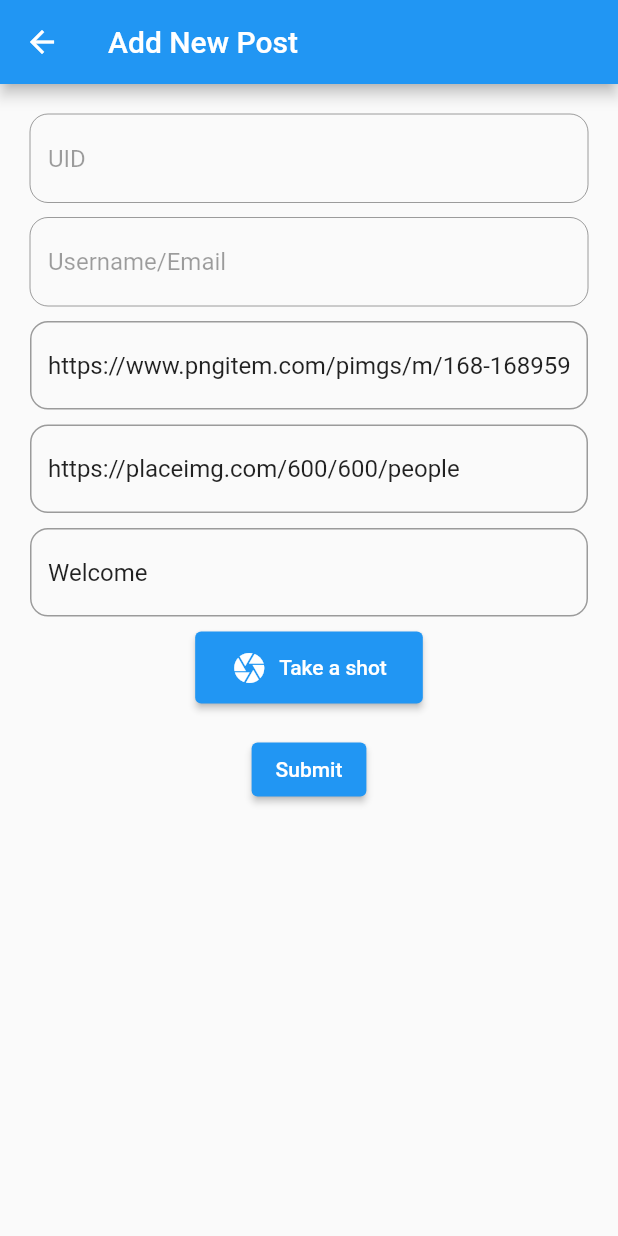
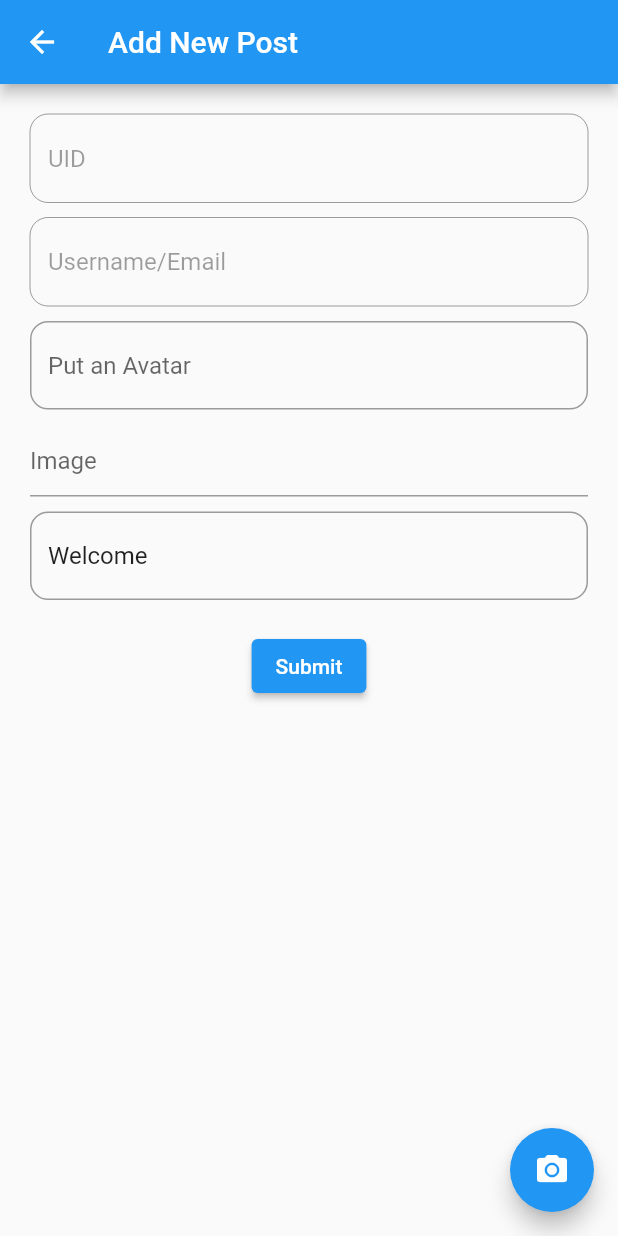
Before and after one commit to fadhilbima/instaclone_task, a Flutter app: the AddView screen opened directly, on a phone screen of 412 x 824 dp. Run offline on Flutter 3.47's test engine with Material 2 defaults, Android fonts, the phone set to English and light mode, and no system bars; our stand-ins replace bloc, camera, cloud_firestore, equatable, firebase_auth, firebase_core and 2 more; accounts and stored records are empty.

Commit message:
instaclone_dream_academy

```diff
--- a/lib/home/add_post/bloc/add_post_bloc.dart
+++ b/lib/home/add_post/bloc/add_post_bloc.dart
@@ -32,8 +32,8 @@ class AddPostBloc extends Bloc<AddPostEvent, AddPostState> {
       final user = firebaseAuth.currentUser;
       uidInput.text = user!.uid;
       usernameInput.text = user.email!;
-      avatarUrlInput.text = 'https://www.pngitem.com/pimgs/m/168-1689599_male-user-filled-icon-user-icon-100-x.png';
-      imageUrlInput.text = 'https://placeimg.com/600/600/people';
+      avatarUrlInput.text = '';
+      imageUrlInput.text = '';
       captionInput.text = 'Welcome';
     });
   }
--- a/lib/home/add_post/screens/add_posts.dart
+++ b/lib/home/add_post/screens/add_posts.dart
@@ -1,18 +1,22 @@
-import 'package:camera/camera.dart';
+import 'dart:io';
 import 'package:flutter/material.dart';
 import 'package:flutter_bloc/flutter_bloc.dart';
 import 'package:instaclone/home/add_post/bloc/add_post_bloc.dart';
 import 'package:instaclone/home/camera/screens/camera_page.dart';
+import 'package:instaclone/home/display_post/screens/show_post.dart';
+import 'package:instaclone/home/home_main.dart';
+import 'package:instaclone/home/upload_pict/upload_bloc.dart';
 
 class AddPost extends StatelessWidget {
   const AddPost({Key? key}) : super(key: key);
 
   @override
   Widget build(BuildContext context) {
-    return BlocProvider(
-      create: (context) =>
-      AddPostBloc()
-        ..add(Initialize()),
+    return MultiBlocProvider(
+      providers: [
+        BlocProvider(create: (context) => AddPostBloc()..add(Initialize()),),
+        BlocProvider(create: (context) => UploadBloc())
+      ],
       child: AddView(),
     );
   }
@@ -25,7 +29,7 @@ class AddView extends StatelessWidget {
   Widget build(BuildContext context) {
     return BlocListener<AddPostBloc, AddPostState>(
       listener: (context, state) {
-
+        print(state);
       },
       child: Scaffold(
         appBar: AppBar(
@@ -65,18 +69,28 @@ class AddView extends StatelessWidget {
                       border: OutlineInputBorder(
                           borderRadius: BorderRadius.circular(12)
                       ),
-                      hintText: 'Avatar',
+                      hintText: 'Put an Avatar',
                     ),
                   ),
                   SizedBox(height: 10),
-                  TextFormField(
-                    controller: context.read<AddPostBloc>().imageUrlInput,
-                    decoration: InputDecoration(
-                      border: OutlineInputBorder(
-                          borderRadius: BorderRadius.circular(12)
-                      ),
-                      hintText: 'Image',
-                    ),
+                  BlocConsumer<UploadBloc, UploadState>(
+                    listener: (context, state) {
+                      print(state);
+                      if(state is UploadSuccess) {
+                        context.read<AddPostBloc>().imageUrlInput.text = state.fileUrl;
+                      }
+                      if (state is UploadLoading) {
+                        context.read<AddPostBloc>().imageUrlInput.text = 'Loadaing img...';
+                      }
+                    },
+                    builder: (context, state) {
+                      return TextFormField(
+                        controller: context.read<AddPostBloc>().imageUrlInput,
+                        decoration: InputDecoration(
+                          hintText: 'Image',
+                        ),
+                      );
+                    }
                   ),
                   SizedBox(height: 10),
                   TextFormField(
@@ -85,29 +99,19 @@ class AddView extends StatelessWidget {
                       border: OutlineInputBorder(
                           borderRadius: BorderRadius.circular(12)
                       ),
-                      hintText: 'Caption',
-                    ),
-                  ),
-                  SizedBox(height: 10),
-                  ElevatedButton(
-                    onPressed: (){
-
-                    },
-                    child: TextButton.icon(
-                      onPressed: () async {
-                        await availableCameras().then((value) => Navigator.push(
-                          context,
-                          MaterialPageRoute(builder: (_) => CameraPage(cameras: value)),
-                        ));
-                      },
-                      icon: Icon(Icons.camera, color: Colors.white,),
-                      label: Text('Take a shot', style: TextStyle(color: Colors.white),),
+                      hintText: 'Put a caption',
                     ),
                   ),
                   SizedBox(height: 20),
                   ElevatedButton(
                     onPressed: () {
                       context.read<AddPostBloc>().add(SubmitPost());
+                      Navigator.pushAndRemoveUntil(
+                        context,
+                        MaterialPageRoute(
+                          builder: (context) => HomePage(),
+                        ), (route) => false,
+                      );
                     },
                     child: Text('Submit'),
                   )
@@ -115,7 +119,22 @@ class AddView extends StatelessWidget {
               ),
             ),
           ),
-        )
+        ),
+        floatingActionButton: FloatingActionButton(
+          onPressed: () {
+            Navigator.push(
+              context,
+              MaterialPageRoute(
+                builder: (context) => Camera(),
+              ),
+            ).then((value) {
+              if (value != null && value is File) {
+                context.read<UploadBloc>().uploaded(value);
+              }
+            });
+          },
+          child: Icon(Icons.camera_alt),
+        ),
       ),
     );
   }
--- /dev/null
+++ b/lib/home/camera/camera.dart
@@ -0,0 +1,2 @@
+export 'bloc/camera_bloc.dart';
+export 'screens/camera_page.dart';
--- a/lib/home/home_global_bloc/home_bloc.dart
+++ b/lib/home/home_global_bloc/home_bloc.dart
@@ -2,7 +2,6 @@ import 'package:bloc/bloc.dart';
 import 'package:equatable/equatable.dart';
 import 'package:flutter/cupertino.dart';
 import 'package:flutter/material.dart';
-import 'package:instaclone/home/add_post/screens/add_posts.dart';
 import 'package:instaclone/home/display_post/screens/show_post.dart';
 import 'package:instaclone/home/settings/logout_button.dart';
 
--- /dev/null
+++ b/lib/home/upload_pict/upload_event.dart
@@ -0,0 +1,5 @@
+part of 'upload_bloc.dart';
+
+abstract class UploadEvent extends Equatable {
+  const UploadEvent();
+}
--- /dev/null
+++ b/lib/home/upload_pict/upload_state.dart
@@ -0,0 +1,27 @@
+part of 'upload_bloc.dart';
+
+abstract class UploadState extends Equatable {
+  const UploadState();
+}
+
+class UploadInitial extends UploadState {
+  @override
+  List<Object> get props => [];
+}
+class UploadLoading extends UploadState {
+  @override
+  List<Object> get props => [];
+}
+class UploadSuccess extends UploadState {
+  final String fileUrl;
+  UploadSuccess(this.fileUrl);
+  @override
+  List<Object> get props => [fileUrl];
+}
+class UploadFailed extends UploadState {
+  final String errorMess;
+
+  UploadFailed(this.errorMess);
+  @override
+  List<Object> get props => [errorMess];
+}
--- a/lib/main.dart
+++ b/lib/main.dart
@@ -1,9 +1,11 @@
+import 'package:camera/camera.dart';
 import 'package:firebase_core/firebase_core.dart';
 import 'package:flutter/material.dart';
+import 'package:instaclone/home/camera/screens/camera_page.dart';
 import 'package:instaclone/routes/approutes/root.dart';
 
 Future<void> main() async {
   WidgetsFlutterBinding.ensureInitialized();
   await Firebase.initializeApp();
-  runApp(const Root());
+  runApp(Root());
 }
--- a/lib/routes/approutes/app_screen_logic.dart
+++ b/lib/routes/approutes/app_screen_logic.dart
@@ -1,5 +1,6 @@
 import 'package:flutter/material.dart';
 import 'package:flutter_bloc/flutter_bloc.dart';
+import 'package:instaclone/home/camera/camera.dart';
 import 'package:instaclone/home/home_global_bloc/home_bloc.dart';
 import 'package:instaclone/home/home_main.dart';
 import 'package:instaclone/login/screen/login_page.dart';
--- a/pubspec.yaml
+++ b/pubspec.yaml
@@ -43,6 +43,8 @@ dependencies:
   flutter_bloc: ^8.1.1
   cloud_firestore: ^4.2.0
   camera: ^0.10.0+5
+  path_provider: ^2.0.11
+  firebase_storage: ^11.0.8
 
 dev_dependencies:
   flutter_test:
```
Also changed, not shown: lib/home/camera/bloc/camera_bloc.dart (added, +69 -0 lines), lib/home/camera/bloc/camera_event.dart (added, +22 -0 lines), lib/home/camera/bloc/camera_state.dart (added, +37 -0 lines), lib/home/camera/screens/camera_page.dart (+96 -99 lines), lib/home/camera/screens/preview.dart (deleted, +0 -26 lines), lib/home/display_post/screens/show_post.dart (+21 -2 lines), lib/home/upload_pict/upload_bloc.dart (added, +23 -0 lines), pubspec.lock.
